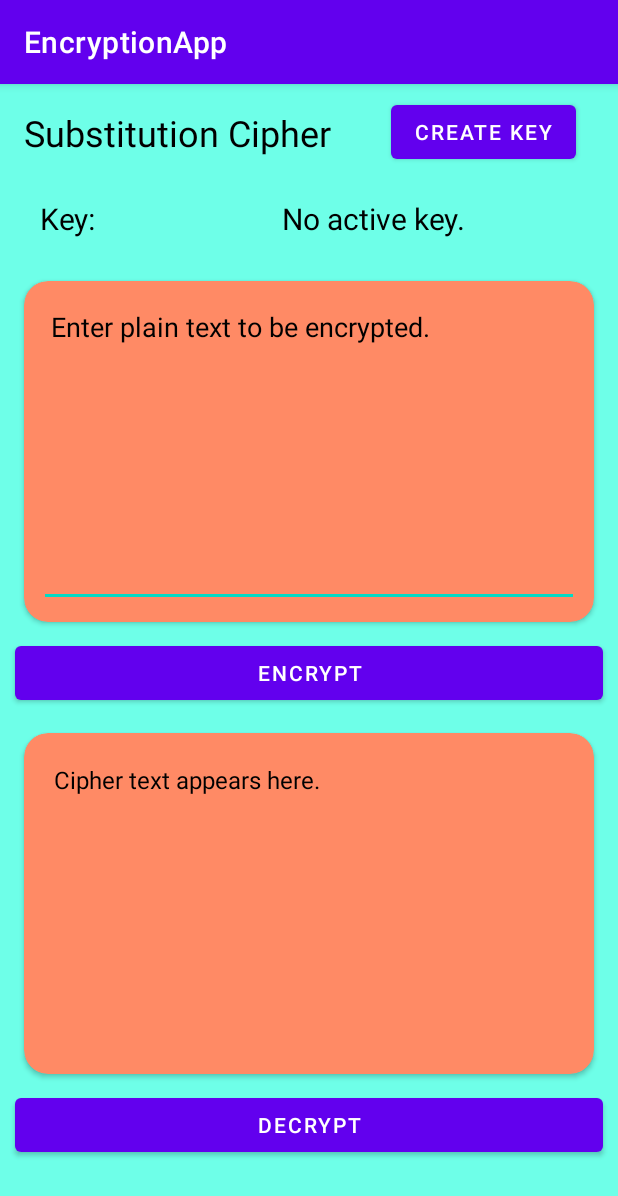
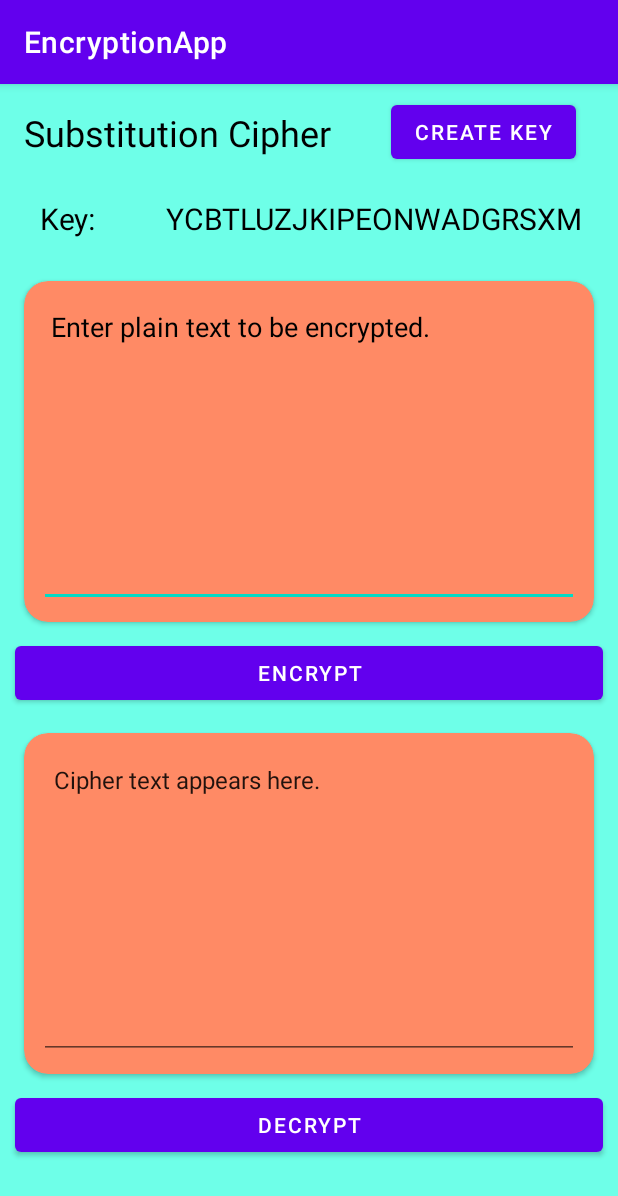
Before and after one commit to healym3/EncryptionApp, an Android app: the screen it shows after launch (MainActivity), on a phone screen of 412 x 824 dp. Shown: the top 1196 px of the screen. Run offline under Robolectric (Android 15) with nearby library versions, the phone set to English and light mode, and no system bars.

Commit message:
Add Substitution cipher encryption and decryption.

```diff
--- a/app/src/main/java/com/example/encryptionapp/MainActivity.java
+++ b/app/src/main/java/com/example/encryptionapp/MainActivity.java
@@ -3,12 +3,69 @@ package com.example.encryptionapp;
 import androidx.appcompat.app.AppCompatActivity;
 
 import android.os.Bundle;
+import android.text.TextUtils;
+import android.util.Log;
+import android.widget.Button;
+import android.widget.EditText;
+import android.widget.TextView;
+
+import com.example.encryptionapp.substitution.Key;
+import com.example.encryptionapp.substitution.Substitution;
 
 public class MainActivity extends AppCompatActivity {
+    private Substitution substitution;
+    private Key key;
+    private TextView keyTextView;
+    private Button createKeyButton;
+    private Button encryptButton;
+    private Button decryptButton;
+    private EditText plainEditText;
+    private EditText cipherEditText;
 
     @Override
     protected void onCreate(Bundle savedInstanceState) {
         super.onCreate(savedInstanceState);
         setContentView(R.layout.activity_main);
+
+        keyTextView = findViewById(R.id.keyTextView);
+        createKeyButton = findViewById(R.id.createKeyButton);
+        encryptButton = findViewById(R.id.encryptButton);
+        decryptButton = findViewById(R.id.decryptButton);
+        plainEditText = findViewById(R.id.plainEditText);
+        cipherEditText = findViewById(R.id.cipherEditText);
+
+
+        key = new Key();
+        key.generateKey();
+        displayKey();
+        Log.d("Key", "onCreate: " + key.getKey().toString());
+
+        substitution = new Substitution(key);
+        String cipher = substitution.encrypt("hello world this is mackenzie");
+        Log.d("Key", "encrypt: " + cipher);
+        String plain = substitution.decrypt(cipher);
+        Log.d("Key", "decrypt: " + plain);
+
+        createKeyButton.setOnClickListener(view -> {
+            key.generateKey();
+            displayKey();
+        });
+        encryptButton.setOnClickListener(view -> {
+            if (!TextUtils.isEmpty(plainEditText.getText())) {
+                String cipherText = substitution.encrypt(String.valueOf(plainEditText.getText()));
+                cipherEditText.setText(cipherText);
+            }
+
+        });
+        decryptButton.setOnClickListener(view -> {
+            if (!TextUtils.isEmpty(cipherEditText.getText())) {
+                String plainText = substitution.decrypt(String.valueOf(cipherEditText.getText()));
+                plainEditText.setText(plainText);
+            }
+        });
+    }
+
+    private void displayKey(){
+        keyTextView.setText(key.toString());
     }
 }
--- a/app/src/main/java/com/example/encryptionapp/substitution/Key.java
+++ b/app/src/main/java/com/example/encryptionapp/substitution/Key.java
@@ -1,5 +1,10 @@
 package com.example.encryptionapp.substitution;
 
+import android.util.Log;
+
+import java.security.SecureRandom;
+import java.util.ArrayList;
+import java.util.Collections;
 import java.util.HashMap;
 import java.util.HashSet;
 import java.util.Locale;
@@ -10,14 +15,21 @@ public class Key {
     private static final String ALPHABET = "ABCDEFGHIJKLMNOPQRSTUVWXYZ";
     private Map<Character, Character> key;
     private Map<Character, Character> keyDecrypt;
+    private String keyString;
 
     public Key() {
         key = new HashMap<Character, Character>();
+        keyDecrypt = new HashMap<Character, Character>();
+        keyString = "";
     }
 
     private boolean checkKey(String keyString){
+        //Log.d("Key", "checkKey: keyString" + keyString);
         // Key must be as long as alphabet
-        if(keyString.length() != ALPHABET.length()) return false;
+        if(keyString.length() != ALPHABET.length()) {
+            Log.d("Key", "checkKey: key must be as long as alphabet" + keyString.length() + ALPHABET.length());
+            return false;
+        }
         keyString = keyString.toUpperCase(Locale.ROOT);
 
         //Key characters must be unique
@@ -25,19 +37,31 @@ public class Key {
         for(char ch: keyString.toCharArray()){
             keySet.add(ch);
         }
-        if (keySet.size() != ALPHABET.length()) return false;
+        if (keySet.size() != ALPHABET.length()) {
+            Log.d("Key", "checkKey: Key characters must be unique");
+            return false;
+        }
 
         Set<Character> alphabetSet = new HashSet<>();
         for(char ch: ALPHABET.toCharArray()){
             alphabetSet.add(ch);
         }
-        if (!keySet.equals(alphabetSet)) return false;
+        if (!keySet.equals(alphabetSet)) {
+            Log.d("Key", "checkKey: Key must contain characters of alphabet");
+            return false;
+        }
+        //Log.d("Key", "checkKey: keySet" + keySet.toString());
+
 
         for (int i = 0; i < ALPHABET.length(); i++) {
-            key.put(ALPHABET.charAt(i), keyString.charAt(i));
-            keyDecrypt.put(keyString.charAt(i), ALPHABET.charAt(i));
+            char alphabetChar = ALPHABET.charAt(i);
+            char keyChar = keyString.charAt(i);
+            //Log.d("Key", "checkKey: " + i + ":" + alphabetChar + ":" + keyChar);
+            this.key.put(alphabetChar, keyChar);
+            keyDecrypt.put(keyChar, alphabetChar);
         }
 
+        this.keyString = keyString;
 
         return true;
     }
@@ -55,4 +79,43 @@ public class Key {
     public Map<Character, Character> getKeyDecrypt() {
         return keyDecrypt;
     }
+
+    public void generateKey(){
+        ArrayList<Character> alphabetList = new ArrayList<Character>();
+        for(char ch: ALPHABET.toCharArray()){
+            alphabetList.add(ch);
+        }
+        //Log.d("Key", "generateKey: alphabetList" + alphabetList.toString());
+        Collections.shuffle(alphabetList, new SecureRandom());
+        //Log.d("Key", "generateKey: alphabetList after shuffle" + alphabetList.toString());
+        StringBuilder stringBuilder = new StringBuilder();
+        for (Character ch: alphabetList
+             ) {
+            stringBuilder.append(ch);
+        }
+        if(!setKey(stringBuilder.toString())) Log.d("Key", "generateKey: ERROR GENERATING KEY");
+    }
+
+    public boolean keyHas(char ch){
+        return key.containsKey(ch);
+    }
+
+    public char getCipherChar(char ch){
+        if(!keyHas(ch)) return ' ';
+        else return key.get(ch);
+    }
+
+    public boolean decryptKeyHas(char ch){
+        return keyDecrypt.containsKey(ch);
+    }
+
+    public char getPlainChar(char ch){
+        if(!decryptKeyHas(ch)) return ' ';
+        else return keyDecrypt.get(ch);
+    }
+
+    @Override
+    public String toString() {
+        return this.keyString;
+    }
 }
--- a/app/src/main/java/com/example/encryptionapp/substitution/Substitution.java
+++ b/app/src/main/java/com/example/encryptionapp/substitution/Substitution.java
@@ -1,4 +1,46 @@
 package com.example.encryptionapp.substitution;
 
+import java.util.Locale;
+
 public class Substitution {
+
+    private Key key;
+
+    public Substitution(Key key) {
+        this.key = key;
+    }
+
+    public Substitution() {
+    }
+
+    public void setKey(Key key) {
+        this.key = key;
+    }
+
+    public String encrypt(String text){
+        StringBuilder stringBuilder = new StringBuilder();
+        text = text.toUpperCase(Locale.ROOT);
+        for (char ch: text.toCharArray()
+             ) {
+            if(key.keyHas(ch)){
+                stringBuilder.append(key.getCipherChar(ch));
+            }
+
+        }
+
+        return stringBuilder.toString();
+
+    }
+
+    public String decrypt(String text){
+        StringBuilder stringBuilder = new StringBuilder();
+        text = text.toUpperCase(Locale.ROOT);
+
+        for (char ch: text.toCharArray()
+             ) {
+            stringBuilder.append(key.getPlainChar(ch));
+        }
+
+        return stringBuilder.toString();
+    }
 }
--- a/app/src/main/res/layout/activity_main.xml
+++ b/app/src/main/res/layout/activity_main.xml
@@ -8,7 +8,7 @@
     tools:context=".MainActivity">
 
     <Button
-        android:id="@+id/button3"
+        android:id="@+id/decryptButton"
         android:layout_width="0dp"
         android:layout_height="wrap_content"
         android:layout_margin="@dimen/regularMargin"
@@ -18,7 +18,7 @@
         app:layout_constraintTop_toBottomOf="@+id/cardView2" />
 
     <TextView
-        android:id="@+id/textView3"
+        android:id="@+id/keyTextView"
         style="@style/textStyle"
         android:layout_width="300dp"
         android:layout_height="49dp"
@@ -29,11 +29,11 @@
         android:textSize="20sp"
         app:layout_constraintEnd_toEndOf="parent"
         app:layout_constraintHorizontal_bias="0.736"
-        app:layout_constraintStart_toEndOf="@+id/textView2"
-        app:layout_constraintTop_toBottomOf="@+id/button" />
+        app:layout_constraintStart_toEndOf="@+id/keyLabelTextView"
+        app:layout_constraintTop_toBottomOf="@+id/createKeyButton" />
 
     <TextView
-        android:id="@+id/textView2"
+        android:id="@+id/keyLabelTextView"
         android:layout_width="70dp"
         android:layout_height="52dp"
         android:layout_margin="@dimen/regularMargin"
@@ -44,10 +44,10 @@
         android:textColor="@color/primaryTextColor"
         android:textSize="20sp"
         app:layout_constraintStart_toStartOf="parent"
-        app:layout_constraintTop_toBottomOf="@+id/button" />
+        app:layout_constraintTop_toBottomOf="@+id/createKeyButton" />
 
     <TextView
-        android:id="@+id/textView4"
+        android:id="@+id/headerTextView"
         android:layout_width="wrap_content"
         android:layout_height="wrap_content"
         android:layout_margin="@dimen/headerMargin"
@@ -61,14 +61,14 @@
         app:layout_constraintTop_toTopOf="parent" />
 
     <Button
-        android:id="@+id/button"
+        android:id="@+id/createKeyButton"
         android:layout_width="wrap_content"
         android:layout_height="wrap_content"
         android:layout_marginTop="8dp"
         android:text="@string/createKeyButton"
         app:layout_constraintEnd_toEndOf="parent"
         app:layout_constraintHorizontal_bias="0.534"
-        app:layout_constraintStart_toEndOf="@+id/textView4"
+        app:layout_constraintStart_toEndOf="@+id/headerTextView"
         app:layout_constraintTop_toTopOf="parent" />
 
     <androidx.cardview.widget.CardView
@@ -79,10 +79,10 @@
         app:cardCornerRadius="16dp"
         app:layout_constraintEnd_toEndOf="parent"
         app:layout_constraintStart_toStartOf="parent"
-        app:layout_constraintTop_toBottomOf="@+id/textView3">
+        app:layout_constraintTop_toBottomOf="@+id/keyTextView">
 
         <EditText
-            android:id="@+id/editTextTextMultiLine"
+            android:id="@+id/plainEditText"
             android:layout_width="match_parent"
             android:layout_height="207dp"
             android:layout_margin="@dimen/regularMargin"
@@ -92,12 +92,13 @@
             android:importantForAutofill="no"
             android:inputType="textMultiLine"
             android:padding="8dp"
+            android:selectAllOnFocus="true"
             android:textColor="@color/secondaryTextColor"
             android:textColorHint="#000000" />
     </androidx.cardview.widget.CardView>
 
     <Button
-        android:id="@+id/button2"
+        android:id="@+id/encryptButton"
         android:layout_width="0dp"
         android:layout_height="wrap_content"
         android:layout_margin="@dimen/regularMargin"
@@ -117,15 +118,20 @@
         app:cardCornerRadius="16dp"
         app:layout_constraintEnd_toEndOf="parent"
         app:layout_constraintStart_toStartOf="parent"
-        app:layout_constraintTop_toBottomOf="@+id/button2">
+        app:layout_constraintTop_toBottomOf="@+id/encryptButton">
 
-        <TextView
-            android:id="@+id/textView5"
+        <EditText
+            android:id="@+id/cipherEditText"
             style="@style/textStyle"
             android:layout_width="match_parent"
             android:layout_height="207dp"
+            android:ems="10"
+            android:gravity="top"
+            android:hint="@string/cipherTextHint"
+            android:inputType="textPersonName"
+            android:selectAllOnFocus="true"
             android:text="@string/cipherTextPlaceholder"
-            android:textAlignment="viewStart"
-            android:textColor="@color/primaryTextColor" />
+            android:textAlignment="textStart" />
+
     </androidx.cardview.widget.CardView>
 </androidx.constraintlayout.widget.ConstraintLayout>
--- a/app/src/main/res/values/strings.xml
+++ b/app/src/main/res/values/strings.xml
@@ -8,4 +8,5 @@
     <string name="encryptButtonText">Encrypt</string>
     <string name="cipherTextPlaceholder">Cipher text appears here.</string>
     <string name="decryptButtonText">Decrypt</string>
+    <string name="cipherTextHint">Enter cipher text.</string>
 </resources>
```
